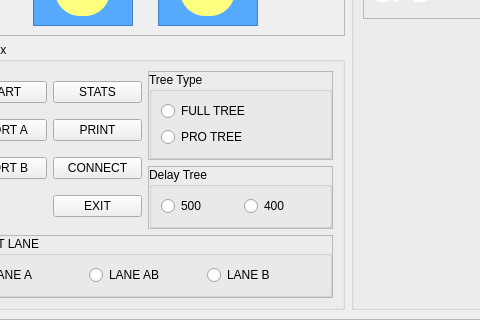
Old version of the form mainwindow.ui in the repository mqnoy/DTS; both pictures show x 360 to 840 and y 345 to 665 of the 996 by 665 pixel window.
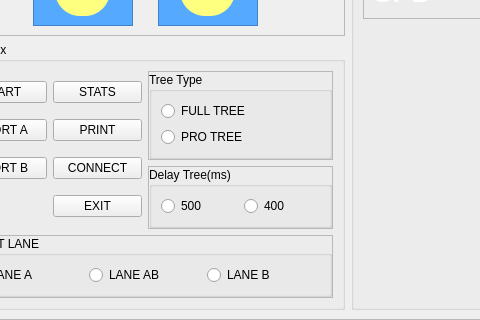
New version of the form.

```diff
--- a/mainwindow.ui
+++ b/mainwindow.ui
@@ -720,7 +720,7 @@
                       <item row="0" column="0">
                        <widget class="QGroupBox" name="groupBox_4">
                         <property name="title">
-                         <string>Delay Tree</string>
+                         <string>Delay Tree(ms)</string>
                         </property>
                         <layout class="QHBoxLayout" name="horizontalLayout_12">
                          <item>
```
Left out of the diff: 16 changed lines with no effect on the pictures.
